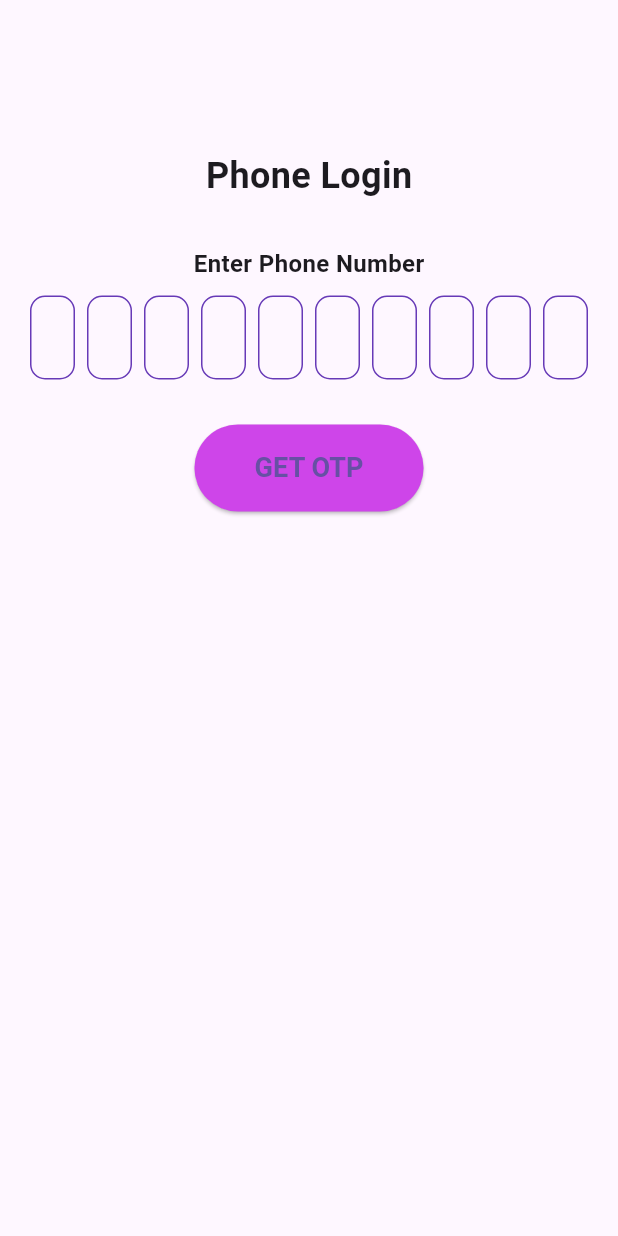
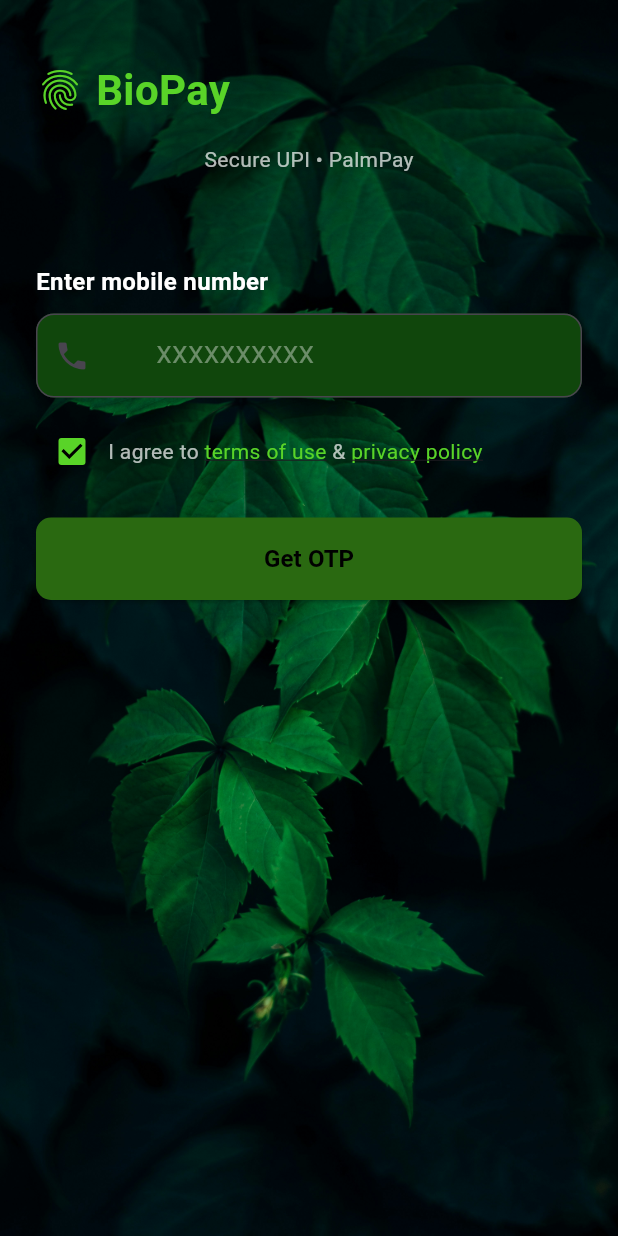
Before and after one commit to NeoGonsalves/palm-vein-auth-app, a Flutter app: the screen it shows after launch, on a phone screen of 412 x 824 dp. Run offline on Flutter 3.47's test engine with Material 3 defaults, Android fonts, the phone set to English and light mode, and no system bars; drawn by our look-alikes of pinput; our stand-ins replace firebase_auth, firebase_core, get; accounts and stored records are empty.

Commit message:
Login UI updated and Re-designed

```diff
--- a/frontend/lib/login.dart
+++ b/frontend/lib/login.dart
@@ -1,8 +1,7 @@
 import 'package:flutter/material.dart';
+import 'package:get/get.dart';
 import 'package:firebase_auth/firebase_auth.dart';
-import 'package:get/get.dart';
 import 'otp.dart';
-import 'package:pinput/pinput.dart';
 
 class PhoneHome extends StatefulWidget {
   const PhoneHome({super.key});
@@ -13,90 +12,197 @@ class PhoneHome extends StatefulWidget {
 
 class _PhoneHomeState extends State<PhoneHome> {
   TextEditingController phonenumber = TextEditingController();
+  bool agreed = true;
+  bool isLoading = false;
 
   sendcode() async {
+    if (!agreed) {
+      Get.snackbar(
+        'Consent Required',
+        'Please agree to Terms & Privacy Policy',
+      );
+      return;
+    }
+
+    setState(() => isLoading = true);
+
     try {
       await FirebaseAuth.instance.verifyPhoneNumber(
         phoneNumber: '+91${phonenumber.text}',
-        verificationCompleted: (PhoneAuthCredential credential) {},
+        verificationCompleted: (PhoneAuthCredential credential) async {
+          await FirebaseAuth.instance.signInWithCredential(credential);
+          Get.snackbar('Success', 'Phone number automatically verified');
+        },
         verificationFailed: (FirebaseAuthException e) {
-          print('FIREBASE ERROR:\nCode: ${e.code}\nMessage: ${e.message}');
           Get.snackbar('Verification Failed', '${e.code} — ${e.message}');
         },
-
         codeSent: (String vid, int? token) {
           Get.to(OtpPage(vid: vid, phonenumber1: phonenumber.text));
         },
         codeAutoRetrievalTimeout: (vid) {},
       );
     } catch (e) {
-      if (Get.overlayContext != null) {
-        Get.snackbar('Error has occurred', e.toString());
-      } else {
-        debugPrint('Snackbar error (no overlay): $e');
-      }
+      Get.snackbar('Error', e.toString());
+    } finally {
+      setState(() => isLoading = false);
     }
   }
 
   @override
   Widget build(BuildContext context) {
     return Scaffold(
-      body: ListView(
-        padding: const EdgeInsets.symmetric(vertical: 100),
+      body: Stack(
         children: [
-          Center(
-            child: Text(
-              'Phone Login',
-              style: TextStyle(fontSize: 24, fontWeight: FontWeight.bold),
+          Positioned.fill(
+            child: Image.asset('images/background.jpg', fit: BoxFit.cover),
+          ),
+
+          SafeArea(
+            child: Padding(
+              padding: const EdgeInsets.symmetric(horizontal: 24.0),
+              child: Column(
+                children: [
+                  const SizedBox(height: 40),
+                  Row(
+                    children: const [
+                      Icon(
+                        Icons.fingerprint_outlined,
+                        size: 32,
+                        color: Color.fromARGB(255, 89, 212, 40),
+                      ),
+                      SizedBox(width: 8),
+                      Text(
+                        'BioPay',
+                        style: TextStyle(
+                          fontSize: 28,
+                          fontWeight: FontWeight.bold,
+                          color: Color.fromARGB(255, 89, 212, 40),
                         ),
                       ),
-          const SizedBox(height: 30),
-          phonetext(),
-          const SizedBox(height: 30),
-          button(),
                     ],
                   ),
-    );
-  }
+                  const SizedBox(height: 16),
+                  const Text(
+                    'Secure UPI • PalmPay',
+                    style: TextStyle(color: Colors.white70, fontSize: 14),
+                    textDirection: TextDirection.ltr,
+                  ),
+                  const SizedBox(height: 60),
 
-  Widget button() {
-    return Center(
-      child: ElevatedButton(
+                  const Align(
+                    alignment: Alignment.centerLeft,
+                    child: Text(
+                      'Enter mobile number',
+                      style: TextStyle(
+                        fontSize: 16,
+                        color: Colors.white,
+                        fontWeight: FontWeight.bold,
+                      ),
+                    ),
+                  ),
+                  const SizedBox(height: 10),
+
+                  TextField(
+                    controller: phonenumber,
+                    keyboardType: TextInputType.phone,
+                    maxLength: 10,
+                    style: const TextStyle(
+                      color: Color.fromARGB(255, 89, 212, 40),
+                    ),
+                    decoration: InputDecoration(
+                      prefixText: '+91 ',
+                      prefixIcon: Icon(Icons.phone),
+                      prefixStyle: const TextStyle(color: Colors.white),
+                      counterText: '',
+                      hintText: 'XXXXXXXXXX',
+                      hintStyle: const TextStyle(color: Colors.white38),
+                      filled: true,
+                      fillColor: const Color.fromARGB(255, 16, 70, 12),
+                      border: OutlineInputBorder(
+                        borderRadius: BorderRadius.circular(12),
+                      ),
+                      focusedBorder: OutlineInputBorder(
+                        borderSide: const BorderSide(
+                          color: Color.fromARGB(255, 89, 212, 40),
+                        ),
+                        borderRadius: BorderRadius.circular(12),
+                      ),
+                    ),
+                  ),
+                  const SizedBox(height: 12),
+
+                  Row(
+                    children: [
+                      Checkbox(
+                        value: agreed,
+                        activeColor: const Color.fromARGB(255, 89, 212, 40),
+                        checkColor: Colors.black,
+                        onChanged: (val) => setState(() => agreed = val!),
+                      ),
+                      const Expanded(
+                        child: Text.rich(
+                          TextSpan(
+                            text: 'I agree to ',
+                            style: TextStyle(color: Colors.white70),
+                            children: [
+                              TextSpan(
+                                text: 'terms of use',
+                                style: TextStyle(
+                                  decoration: TextDecoration.underline,
+                                  color: Color.fromARGB(255, 89, 212, 40),
+                                ),
+                              ),
+                              TextSpan(text: ' & '),
+                              TextSpan(
+                                text: 'privacy policy',
+                                style: TextStyle(
+                                  decoration: TextDecoration.underline,
+                                  color: Color.fromARGB(255, 89, 212, 40),
+                                ),
+                              ),
+                            ],
+                          ),
+                        ),
+                      ),
+                    ],
+                  ),
+                  const SizedBox(height: 20),
+
+                  SizedBox(
+                    width: double.infinity,
+                    child: isLoading
+                        ? const Center(
+                            child: CircularProgressIndicator(
+                              valueColor: AlwaysStoppedAnimation<Color>(
+                                Color.fromARGB(255, 255, 255, 255),
+                              ),
+                            ),
+                          )
+                        : ElevatedButton(
                             onPressed: sendcode,
                             style: ElevatedButton.styleFrom(
-          backgroundColor: const Color.fromRGBO(206, 69, 233, 1),
-          padding: const EdgeInsets.symmetric(horizontal: 40, vertical: 16),
+                              backgroundColor: const Color.fromARGB(
+                                255,
+                                42,
+                                105,
+                                17,
+                              ),
+                              foregroundColor: Colors.black,
+                              padding: const EdgeInsets.symmetric(vertical: 16),
+                              shape: RoundedRectangleBorder(
+                                borderRadius: BorderRadius.circular(10),
+                              ),
                             ),
                             child: const Text(
-          'GET OTP',
-          style: TextStyle(fontSize: 18, fontWeight: FontWeight.bold),
+                              'Get OTP',
+                              style: TextStyle(
+                                fontSize: 16,
+                                fontWeight: FontWeight.bold,
                               ),
                             ),
-    );
-  }
-
-  Widget phonetext() {
-    return Padding(
-      padding: const EdgeInsets.symmetric(horizontal: 20),
-      child: Column(
-        crossAxisAlignment: CrossAxisAlignment.center,
-        children: [
-          const Text(
-            'Enter Phone Number',
-            style: TextStyle(fontSize: 16, fontWeight: FontWeight.bold),
                           ),
-          const SizedBox(height: 10),
-          Pinput(
-            length: 10,
-            controller: phonenumber,
-            keyboardType: TextInputType.number,
-            defaultPinTheme: PinTheme(
-              width: 50,
-              height: 56,
-              textStyle: const TextStyle(fontSize: 20, color: Colors.black),
-              decoration: BoxDecoration(
-                border: Border.all(color: Colors.deepPurple),
-                borderRadius: BorderRadius.circular(10),
+                  ),
+                ],
               ),
             ),
           ),
--- a/frontend/lib/otp.dart
+++ b/frontend/lib/otp.dart
@@ -38,18 +38,19 @@ class _OtpPageState extends State<OtpPage> {
   Widget build(BuildContext context) {
     return Scaffold(
       resizeToAvoidBottomInset: true,
+      backgroundColor: Color.fromRGBO(239, 211, 255, 1),
       body: SingleChildScrollView(
         child: ListView(
           shrinkWrap: true,
           children: [
-            Image.asset('images/enterphone.jpg', height: 330, width: 330),
+            Image.asset('images/otp.png', height: 200, width: 200),
             Center(
               child: Text('OTP verification', style: TextStyle(fontSize: 30)),
             ),
             Padding(
               padding: const EdgeInsets.symmetric(horizontal: 20, vertical: 6),
               child: Text(
-                'Enter OTP sent to ${widget.phonenumber1}',
+                'Enter OTP sent to +91 ${widget.phonenumber1}',
                 textAlign: TextAlign.center,
               ),
             ),
@@ -70,14 +71,14 @@ class _OtpPageState extends State<OtpPage> {
           signIn();
         },
         style: ElevatedButton.styleFrom(
-          backgroundColor: Color.fromRGBO(206, 69, 233, 1),
+          backgroundColor: Color.fromRGBO(239, 160, 255, 1),
           padding: const EdgeInsets.all(16.0),
         ),
         child: Text(
           'Verify & Proceed',
           style: TextStyle(
             fontSize: 18.0,
-            color: Colors.white,
+            color: const Color.fromARGB(255, 255, 255, 255),
             fontWeight: FontWeight.bold,
           ),
         ),
@@ -88,9 +89,18 @@ class _OtpPageState extends State<OtpPage> {
   Widget textcode() {
     return Center(
       child: Padding(
-        padding: const EdgeInsets.all(6.0),
+        padding: const EdgeInsets.all(12.0),
         child: Pinput(
           length: 6,
+          defaultPinTheme: PinTheme(
+            width: 56,
+            height: 56,
+            textStyle: TextStyle(fontSize: 20, color: Colors.white),
+            decoration: BoxDecoration(
+              color: Color.fromRGBO(239, 160, 255, 1),
+              borderRadius: BorderRadius.circular(12),
+            ),
+          ),
           onChanged: (value) {
             setState(() {
               code = value;
```
Also changed, not shown: frontend/images/background.jpg (added), frontend/images/otp.png (added). Lines whose indentation alone changed are shown as unchanged.
